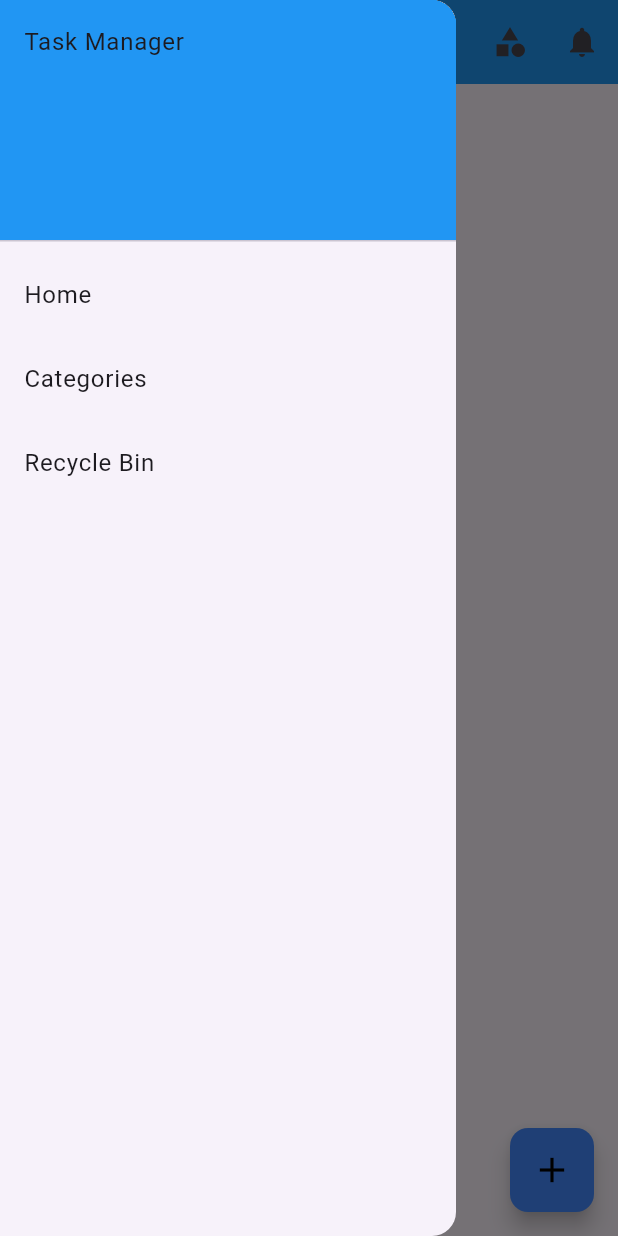
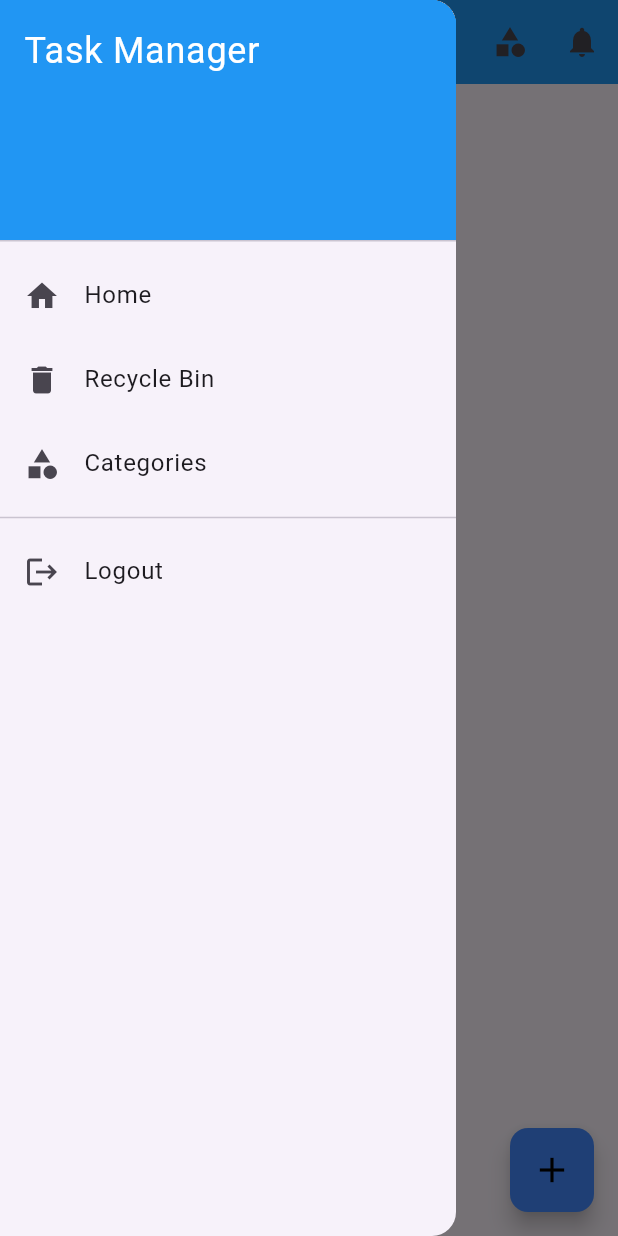
Before and after one commit to p1uma1/taskManager, a Flutter app: the HomeScreen screen opened by its route, with the side drawer open, on a phone screen of 412 x 824 dp. Run offline on Flutter 3.47's test engine with Material 3 defaults, Android fonts, the phone set to English and light mode, and no system bars; our stand-ins replace cloud_firestore, firebase_auth, firebase_core, flutter_local_notifications, google_sign_in, timezone; accounts and stored records are empty.

Commit message:
navbar fixed

```diff
--- a/lib/screens/home_screen.dart
+++ b/lib/screens/home_screen.dart
@@ -15,6 +15,7 @@ import 'package:taskmanager_new/services/NotificationHelper.dart';
 import 'package:taskmanager_new/services/category_service.dart';
 import 'package:taskmanager_new/services/task_service.dart';
 import 'package:taskmanager_new/models/category.dart' as CategoryModel;
+import 'package:taskmanager_new/components/side_nav_bar.dart'; // Import SideNavBar
 
 class HomeScreen extends StatefulWidget {
   final CategoryRepository categoryRepository;
@@ -145,39 +146,8 @@ class _HomeScreenState extends State<HomeScreen> {
           ),
         ],
       ),
-      drawer: Drawer(
-        child: ListView(
-          padding: EdgeInsets.zero,
-          children: <Widget>[
-            const DrawerHeader(
-              child: Text('Task Manager'),
-              decoration: BoxDecoration(
-                color: Colors.blue,
-              ),
-            ),
-            ListTile(
-              title: const Text('Home'),
-              onTap: () {
-                _handleNavigation('home');
-                Navigator.pop(context);
-              },
-            ),
-            ListTile(
-              title: const Text('Categories'),
-              onTap: () {
-                _handleNavigation('categories');
-                Navigator.pop(context);
-              },
-            ),
-            ListTile(
-              title: const Text('Recycle Bin'),
-              onTap: () {
-                _handleNavigation('recycle_bin');
-                Navigator.pop(context);
-              },
-            ),
-          ],
-        ),
+      drawer: SideNavBar( // Replace your custom drawer with the imported SideNavBar
+        onItemSelected: _handleNavigation, // Pass the navigation function
       ),
       floatingActionButton: FloatingActionButton(
         onPressed: () async {
```
